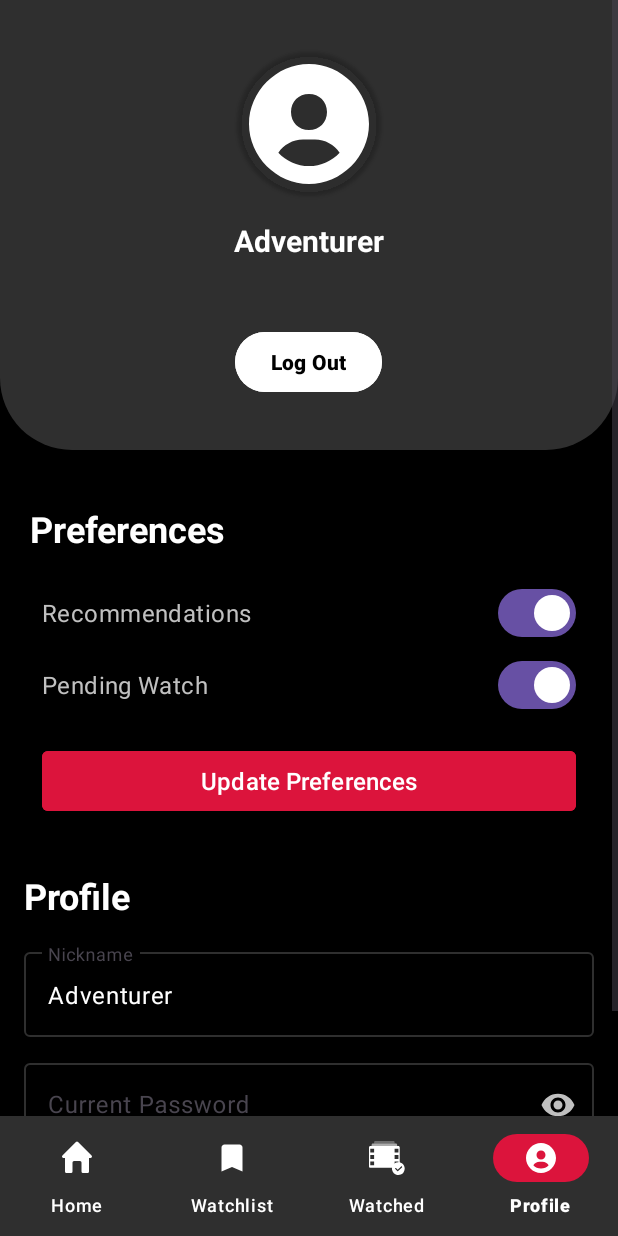
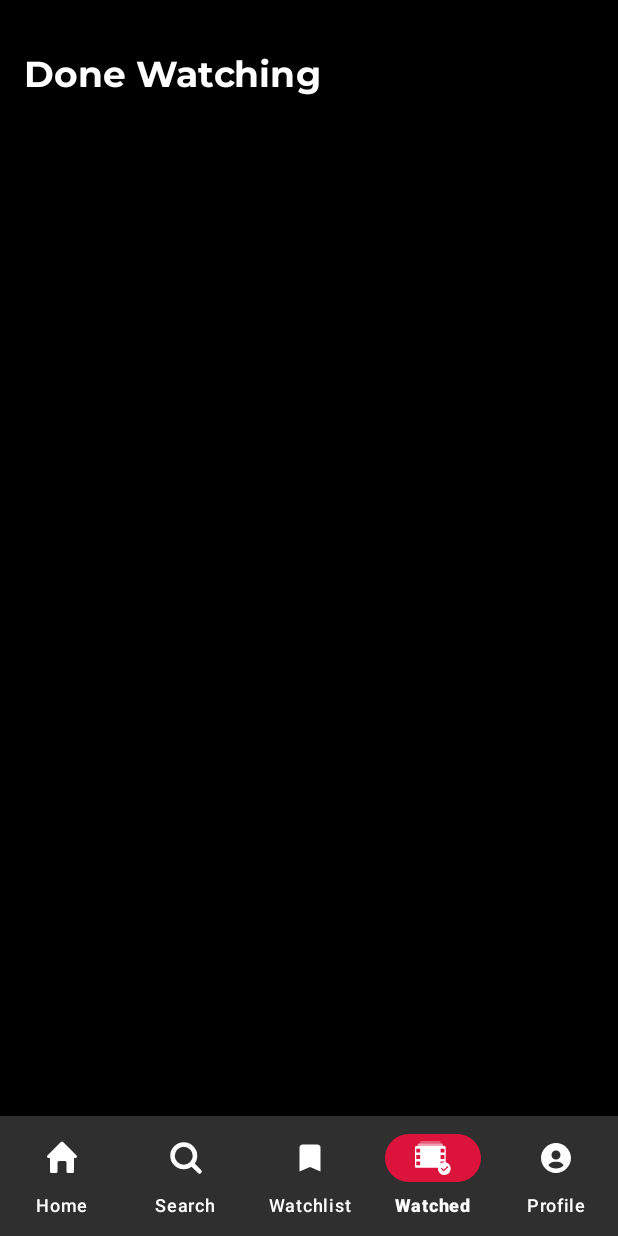
Before and after one commit to Mys7erio/MovieMate, an Android app: the screen it shows after launch once a user with an empty profile is signed in (MainActivity), item 4 of the bottom bar chosen, on a phone screen of 412 x 824 dp. Run offline under Robolectric (Android 15) with nearby library versions, the phone set to English and light mode, and no system bars; our stand-ins replace Firebase (no records; nobody signed in at launch, a user with empty details on screens opened directly), Volley; network calls fail.

Commit message:
Added search fragment

```diff
--- /dev/null
+++ b/app/src/main/res/drawable/ic_search_outlined.xml
@@ -0,0 +1,5 @@
+<vector xmlns:android="http://schemas.android.com/apk/res/android" android:autoMirrored="true" android:height="800dp" android:viewportHeight="24" android:viewportWidth="24" android:width="800dp">
+
+    <path android:fillColor="#00000000" android:pathData="M15.795,15.811L21,21M18,10.5C18,14.642 14.642,18 10.5,18C6.358,18 3,14.642 3,10.5C3,6.358 6.358,3 10.5,3C14.642,3 18,6.358 18,10.5Z" android:strokeColor="#ffffff" android:strokeLineCap="round" android:strokeLineJoin="round" android:strokeWidth="3"/>
+
+</vector>
--- a/app/src/main/res/menu/bottom_navigation.xml
+++ b/app/src/main/res/menu/bottom_navigation.xml
@@ -2,27 +2,33 @@
 <menu xmlns:android="http://schemas.android.com/apk/res/android">
 
     <item
+        android:id="@+id/navitem_home"
         android:layout_width="wrap_content"
         android:layout_height="wrap_content"
         android:icon="@drawable/ic_home_filled"
-        android:id="@+id/navitem_home"
         android:title="@string/menuitem_home" />
     <item
+        android:id="@+id/navitem_search"
+        android:layout_width="wrap_content"
+        android:layout_height="wrap_content"
+        android:icon="@drawable/ic_search_outlined"
+        android:title="@string/search" />
+    <item
+        android:id="@+id/navitem_watchlist"
         android:layout_width="wrap_content"
         android:layout_height="wrap_content"
         android:icon="@drawable/ic_bookmark_filled"
-        android:id="@+id/navitem_watchlist"
         android:title="@string/menuitem_watchlist" />
     <item
+        android:id="@+id/navitem_watched"
         android:layout_width="wrap_content"
         android:layout_height="wrap_content"
         android:icon="@drawable/ic_watched_filled"
-        android:id="@+id/navitem_watched"
         android:title="@string/menuitem_watched" />
     <item
+        android:id="@+id/navitem_profile"
         android:layout_width="wrap_content"
         android:layout_height="wrap_content"
         android:icon="@drawable/ic_user_circle_filled"
-        android:id="@+id/navitem_profile"
         android:title="@string/menuitem_profile" />
 </menu>
--- a/app/src/main/res/values/strings.xml
+++ b/app/src/main/res/values/strings.xml
@@ -50,5 +50,6 @@
     <string name="done_watching">Done Watching</string>
     <string name="save_to_watch_later">Save to Watch Later</string>
     <string name="your_watchlist">Your Watchlist</string>
+    <string name="search">Search</string>
 
 </resources>
```
Also changed, not shown: app/src/main/java/com/example/moviemate/MainActivity.kt (+6 -1 lines), app/src/main/java/com/example/moviemate/fragments/SearchFragment.kt (added, +26 -0 lines), app/src/main/res/layout/fragment_search.xml (added, +14 -0 lines).
